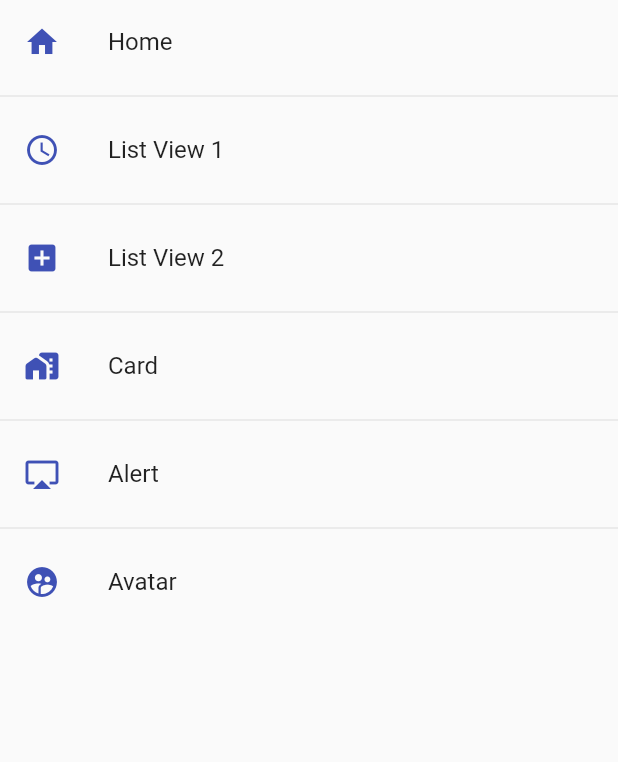
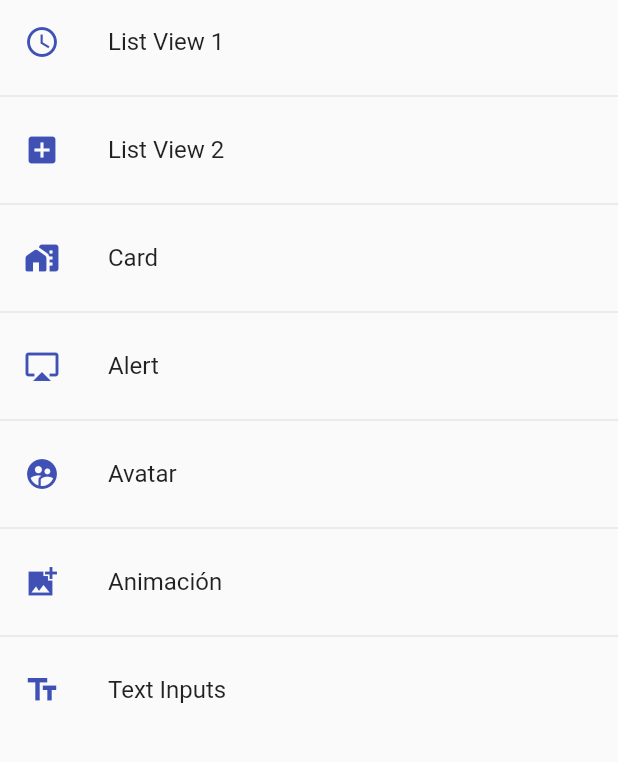
Before and after one commit to Arthur2399/Flutter-Componentes, a Flutter app: the screen it shows after launch, on a phone screen of 412 x 824 dp, the part 84-846 px from its top. Run offline on Flutter 3.47's test engine with Material 2 defaults, Android fonts, the phone set to English and light mode, and no system bars.

```diff
--- a/lib/router/app_routes.dart
+++ b/lib/router/app_routes.dart
@@ -1,3 +1,4 @@
+import 'package:componentes/screens/inputs_screen.dart';
 import 'package:flutter/material.dart';
 import 'package:componentes/models/models.dart';
 import '../models/models.dart';
@@ -7,12 +8,6 @@ class AppRoutes {
   static const initialRoute = 'home';
 
   static final menuOption = <MenuOption>[
-    //To Do: Borrar Home
-    MenuOption(
-        route: 'home',
-        name: 'Home',
-        screen: const HomeScreen(),
-        icon: Icons.home),
     MenuOption(
         route: 'listview1',
         name: 'List View 1',
@@ -38,10 +33,21 @@ class AppRoutes {
         name: 'Avatar',
         screen: const AvatarScreen(),
         icon: Icons.supervised_user_circle_rounded),
+    MenuOption(
+        route: 'animated',
+        name: 'Animación',
+        screen: const AnimatedScreen(),
+        icon: Icons.add_photo_alternate_sharp),
+    MenuOption(
+        route: 'inputs',
+        name: 'Text Inputs',
+        screen: const InputsScreen(),
+        icon: Icons.text_fields_sharp),
   ];
 
   static Map<String, Widget Function(BuildContext)> getAppRoutes() {
     Map<String, Widget Function(BuildContext)> appRoutes = {};
+    appRoutes.addAll({'home': (BuildContext context) => const HomeScreen()});
 
     for (final option in menuOption) {
       appRoutes.addAll({option.route: (BuildContext context) => option.screen});
--- a/lib/screens/screens.dart
+++ b/lib/screens/screens.dart
@@ -1,6 +1,8 @@
 export 'package:componentes/screens/alert_screen.dart';
 export 'package:componentes/screens/avatar_screen.dart';
+export 'package:componentes/screens/animated_screen.dart';
 export 'package:componentes/screens/card_screen.dart';
 export 'package:componentes/screens/home_screen.dart';
+export 'package:componentes/screens/inputs_screen.dart';
 export 'package:componentes/screens/listview1_screen.dart';
 export 'package:componentes/screens/listview2_screen.dart';
--- a/lib/theme/app_theme.dart
+++ b/lib/theme/app_theme.dart
@@ -28,7 +28,31 @@ class AppTheme {
           shape: const StadiumBorder(),
           elevation: 0,
         ),
-      ));
+      ),
+
+      //Inputs
+      inputDecorationTheme: const InputDecorationTheme(
+          floatingLabelStyle: TextStyle(color: primary),
+          enabledBorder: OutlineInputBorder(
+            borderSide: BorderSide(color: primary),
+            borderRadius: BorderRadius.only(
+              bottomLeft: Radius.circular(10),
+              topRight: Radius.circular(10),
+            ),
+          ),
+          focusedBorder: OutlineInputBorder(
+            borderSide: BorderSide(color: primary),
+            borderRadius: BorderRadius.only(
+              bottomLeft: Radius.circular(10),
+              topRight: Radius.circular(10),
+            ),
+          ),
+          border: OutlineInputBorder(
+            borderRadius: BorderRadius.only(
+              bottomLeft: Radius.circular(10),
+              topRight: Radius.circular(10),
+            ),
+          )));
 
 // DARK MODE
   static final ThemeData darkTheme = ThemeData.dark().copyWith(
--- a/lib/widgets/widgets.dart
+++ b/lib/widgets/widgets.dart
@@ -1,2 +1,3 @@
 export 'package:componentes/widgets/custom_card_type_1.dart';
 export 'package:componentes/widgets/custom_card_type_2.dart';
+export 'package:componentes/widgets/custom_input_field.dart';
```
Also changed, not shown: lib/screens/animated_screen.dart (added, +53 -0 lines), lib/screens/inputs_screen.dart (added, +76 -0 lines), lib/widgets/custom_input_field.dart (added, +51 -0 lines).
